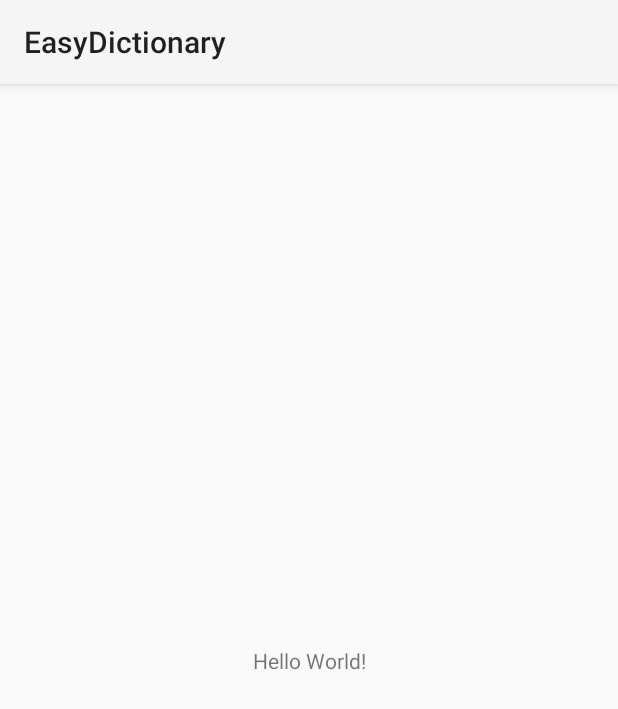
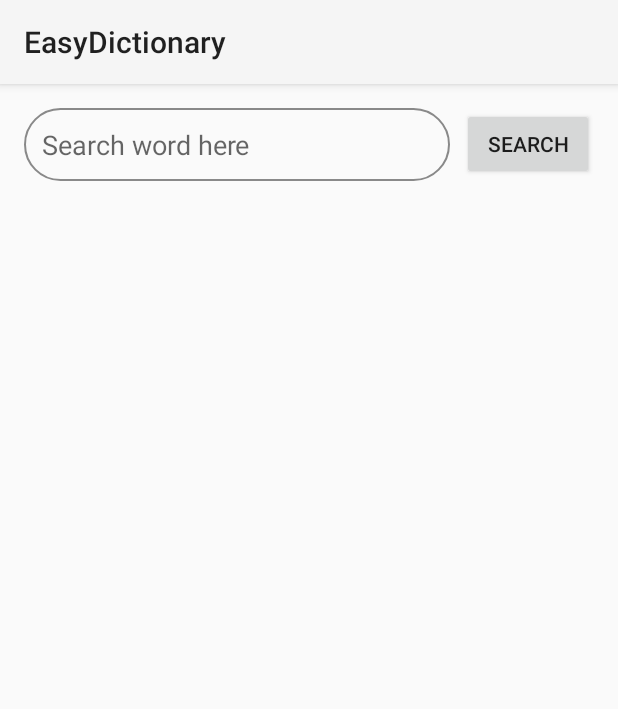
Before and after one commit to AmarantBCL/EasyDictionary, an Android app: the screen it shows after launch (MainActivity), on a phone screen of 412 x 824 dp. Shown: the top 709 px of the screen. Run offline under Robolectric (Android 15) with nearby library versions, the phone set to English and light mode, and no system bars.

Commit message:
Main Activity Layout

```diff
--- /dev/null
+++ b/app/src/main/res/drawable/rounded_corner.xml
@@ -0,0 +1,9 @@
+<?xml version="1.0" encoding="utf-8"?>
+<shape xmlns:android="http://schemas.android.com/apk/res/android"
+    android:shape="rectangle">
+
+    <corners android:radius="24dp" />
+    <stroke
+        android:width="1dp"
+        android:color="@color/gray" />
+</shape>
--- a/app/src/main/res/layout/activity_main.xml
+++ b/app/src/main/res/layout/activity_main.xml
@@ -1,18 +1,49 @@
 <?xml version="1.0" encoding="utf-8"?>
-<androidx.constraintlayout.widget.ConstraintLayout xmlns:android="http://schemas.android.com/apk/res/android"
+<LinearLayout xmlns:android="http://schemas.android.com/apk/res/android"
     xmlns:app="http://schemas.android.com/apk/res-auto"
     xmlns:tools="http://schemas.android.com/tools"
     android:layout_width="match_parent"
     android:layout_height="match_parent"
+    android:layout_margin="16dp"
     tools:context=".MainActivity">
 
-    <TextView
+    <androidx.constraintlayout.widget.ConstraintLayout
+        android:layout_width="match_parent"
+        android:layout_height="match_parent">
+
+        <EditText
+            android:id="@+id/edit_search"
+            android:layout_width="0dp"
+            android:layout_height="wrap_content"
+            android:background="@drawable/rounded_corner"
+            android:hint="Search word here"
+            android:padding="12dp"
+            app:layout_constraintEnd_toStartOf="@id/btn_search"
+            app:layout_constraintStart_toStartOf="parent"
+            app:layout_constraintTop_toTopOf="parent" />
+
+        <Button
+            android:id="@+id/btn_search"
             android:layout_width="wrap_content"
             android:layout_height="wrap_content"
-        android:text="Hello World!"
+            android:layout_marginStart="8dp"
+            android:text="Search"
+            app:layout_constraintEnd_toEndOf="parent"
+            app:layout_constraintStart_toEndOf="@id/edit_search"
+            app:layout_constraintTop_toTopOf="parent" />
+
+        <ProgressBar
+            android:id="@+id/progress_bar"
+            android:layout_width="100dp"
+            android:layout_height="24dp"
+            android:indeterminateTint="@color/my_primary"
+            android:visibility="gone"
             app:layout_constraintBottom_toBottomOf="parent"
             app:layout_constraintEnd_toEndOf="parent"
             app:layout_constraintStart_toStartOf="parent"
-        app:layout_constraintTop_toTopOf="parent" />
+            app:layout_constraintTop_toTopOf="parent"
+            tools:visibility="visible" />
 
     </androidx.constraintlayout.widget.ConstraintLayout>
+
+</LinearLayout>
```
Lines whose indentation alone changed are shown as unchanged.
